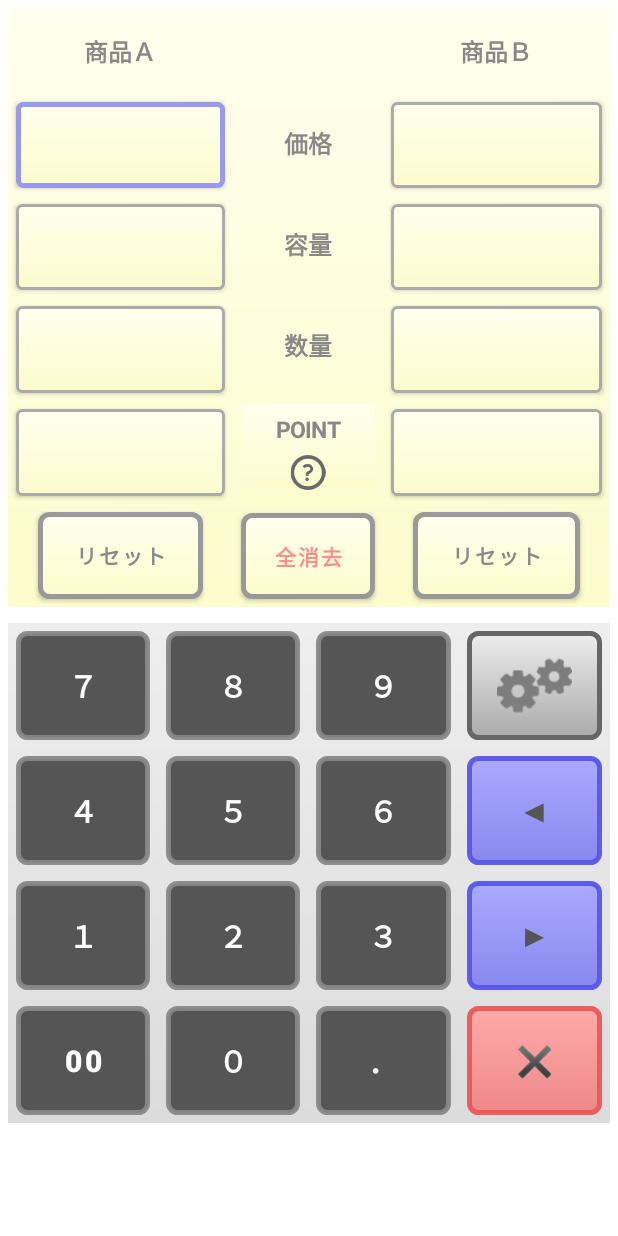
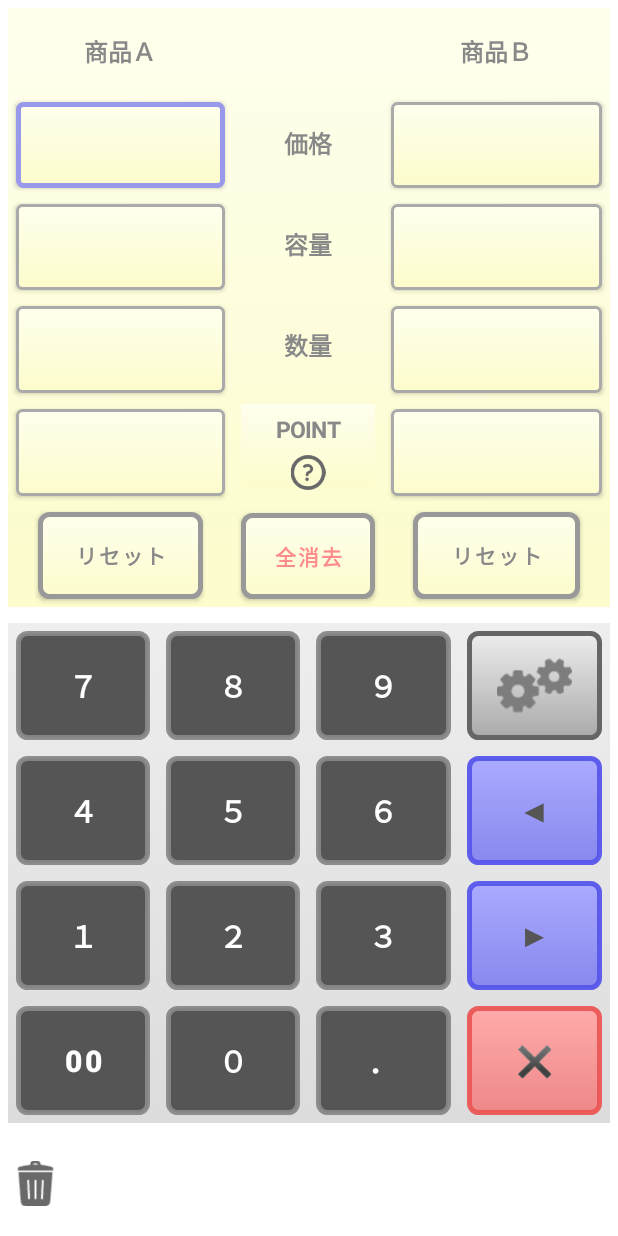
Before and after one commit to tfs-apps-one/LovePricePlus, an Android app: the screen it shows after launch (MainActivity), on a phone screen of 412 x 824 dp. Run offline under Robolectric (Android 15) with nearby library versions, the phone set to English and light mode, and no system bars; our stand-ins replace AdMob; libraries missing offline, so code that uses them is left out: com.android.billingclient; 2 statements that could not run were skipped.

Commit message:
ゴミボタンの追加

```diff
--- a/app/build.gradle
+++ b/app/build.gradle
@@ -10,8 +10,8 @@ android {
         applicationId "tfsapps.lovepriceplus"
         minSdk 26
         targetSdk 34
-        versionCode 9
-        versionName "1.8"
+        versionCode 10
+        versionName "1.9"
 
         testInstrumentationRunner "androidx.test.runner.AndroidJUnitRunner"
     }
--- a/app/src/main/java/tfsapps/lovepriceplus/MainActivity.java
+++ b/app/src/main/java/tfsapps/lovepriceplus/MainActivity.java
@@ -15,11 +15,14 @@ import android.graphics.Color;
 import android.graphics.Typeface;
 import android.net.Uri;
 import android.os.Bundle;
+import android.os.Handler;
+import android.os.Looper;
 import android.util.Log;
 import android.view.Gravity;
 import android.view.View;
 import android.widget.Button;
 import android.widget.FrameLayout;
+import android.widget.ImageButton;
 import android.widget.LinearLayout;
 import android.widget.TextView;
 import android.widget.Toast;
@@ -120,6 +123,9 @@ public class MainActivity extends AppCompatActivity implements PurchasesUpdatedL
     // 広告
     private boolean visibleAd = true;
     private AdView mAdview;
+    private ImageButton imgTrash;
+    private boolean visibleTrash = true;
+
     //サブスク
     private BillingClient billingClient;
     private static final String TAG = "tag-ad-free-MainActivity";
@@ -175,6 +181,8 @@ public class MainActivity extends AppCompatActivity implements PurchasesUpdatedL
         mAdview = findViewById(R.id.adView);
         AdRequest adRequest = new AdRequest.Builder().build();
         mAdview.loadAd(adRequest);
+
+        imgTrash = findViewById(R.id.img_trash);
     }
 
     public void AdViewActive(boolean flag){
@@ -186,6 +194,23 @@ public class MainActivity extends AppCompatActivity implements PurchasesUpdatedL
             // admob 表示
             mAdview.setVisibility(View.VISIBLE);
         }
+    }
+
+    public void TrashActive(boolean flag){
+        visibleTrash = flag;
+        runOnUiThread(new Runnable() {
+            @Override
+            public void run() {
+                if(!visibleTrash){
+                    imgTrash.setVisibility(View.GONE);
+                    imgTrash.requestLayout();
+                }
+                else{
+                    imgTrash.setVisibility(View.VISIBLE);
+                    imgTrash.requestLayout();
+                }
+            }
+        });
     }
 
     private void ShowRatingPopup() {
@@ -949,6 +974,10 @@ public class MainActivity extends AppCompatActivity implements PurchasesUpdatedL
         NumDataDelete();
     }
 
+    public void onTrash(View v){
+        Subscription();
+    }
+
     /********************************
         設定
      ********************************/
@@ -1365,10 +1394,12 @@ public class MainActivity extends AppCompatActivity implements PurchasesUpdatedL
                         }
                         if (isSubscribed){
                             Log.e(TAG, "@@@@@@ サブスク有効");
+                            TrashActive(false);
                             AdViewActive(false);
                         }
                         else{
                             Log.e(TAG, "@@@@@@ サブスク無効");
+                            TrashActive(true);
                             AdViewActive(true);
                         }
                     }
--- a/app/src/main/res/layout/activity_main.xml
+++ b/app/src/main/res/layout/activity_main.xml
@@ -750,10 +750,34 @@
             app:layout_constraintRight_toRightOf="parent"
             app:layout_constraintTop_toTopOf="parent" />-->
 
+         <LinearLayout
+             android:id="@+id/linearLayout_30_1"
+             android:layout_width="match_parent"
+             android:layout_height="0dp"
+             android:layout_weight="3"
+             android:orientation="horizontal">
+
+             <ImageButton
+                 android:id="@+id/img_trash"
+                 android:layout_width="0dp"
+                 android:layout_height="match_parent"
+                 android:layout_weight="1"
+                 android:layout_marginStart="5dp"
+                 android:layout_marginTop="5dp"
+                 android:layout_marginBottom="5dp"
+                 android:src="@drawable/trash"
+                 android:background="@null"
+                 android:padding="3dp"
+                 android:onClick="onTrash"
+                 android:scaleType="fitCenter"
+                 android:gravity="center|center"
+                 />
+
              <com.google.android.gms.ads.AdView
                 android:id="@+id/adView"
-            android:layout_width="match_parent"
+                android:layout_width="0dp"
                 android:layout_height="match_parent"
+                android:layout_weight="10"
                 android:layout_alignParentBottom="true"
                 android:layout_centerHorizontal="true"
                 android:layout_marginBottom="5dp"
@@ -770,6 +794,7 @@
             </com.google.android.gms.ads.AdView>
 
          </LinearLayout>
+     </LinearLayout>
 
     </LinearLayout>
 
```
Also changed, not shown: app/src/main/res/layout/ad_free_subscription.xml (+12 -2 lines), app/src/main/res/drawable/trash.png (added). Lines whose indentation alone changed are shown as unchanged.
